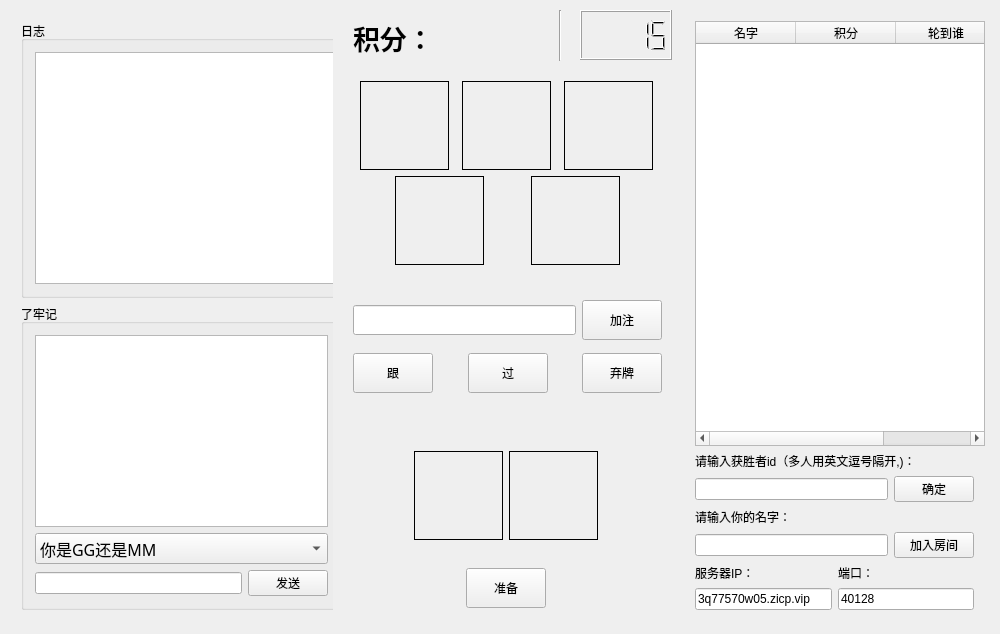
The window that single_Client/poker_client.ui (Sakuramw/multiplePoker) describes before a commit, drawn with Qt 5.
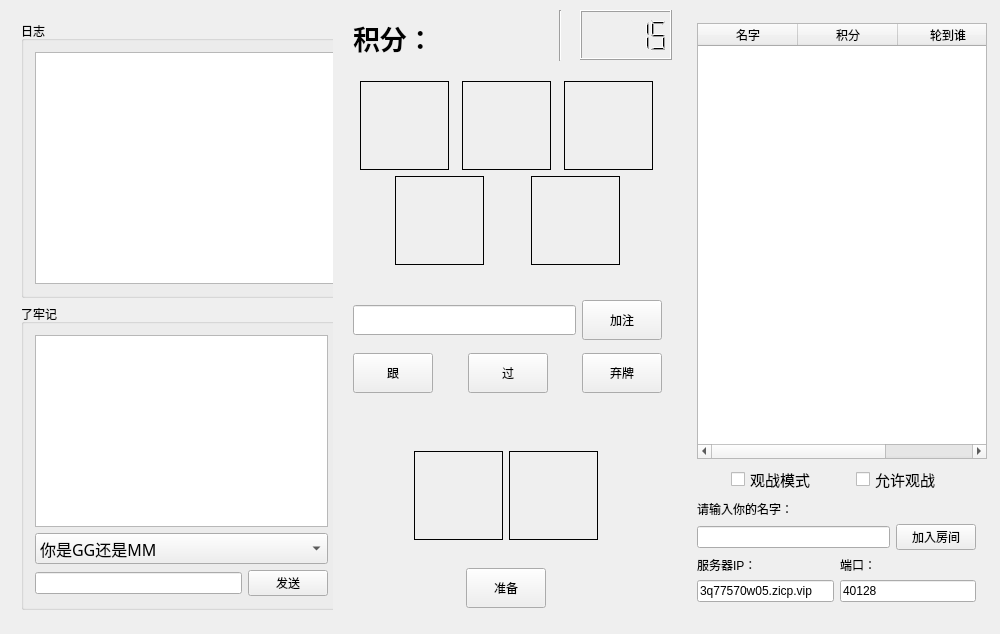
The same window after the commit.

```diff
--- a/single_Client/poker_client.ui
+++ b/single_Client/poker_client.ui
@@ -60,149 +60,7 @@
     <enum>Qt::Vertical</enum>
    </property>
   </widget>
-  <widget class="QWidget" name="">
-   <property name="geometry">
-    <rect>
-     <x>684</x>
-     <y>10</y>
-     <width>301</width>
-     <height>611</height>
-    </rect>
-   </property>
-   <layout class="QVBoxLayout" name="verticalLayout_10">
-    <item>
-     <widget class="QTableWidget" name="tableWidget_playerName">
-      <property name="minimumSize">
-       <size>
-        <width>290</width>
-        <height>350</height>
-       </size>
-      </property>
-      <column>
-       <property name="text">
-        <string>名字</string>
-       </property>
-      </column>
-      <column>
-       <property name="text">
-        <string>积分</string>
-       </property>
-      </column>
-      <column>
-       <property name="text">
-        <string>轮到谁</string>
-       </property>
-      </column>
-     </widget>
-    </item>
-    <item>
-     <layout class="QVBoxLayout" name="verticalLayout_9">
-      <item>
-       <widget class="QLabel" name="label_winner">
-        <property name="text">
-         <string>请输入获胜者id（多人用英文逗号隔开,)：</string>
-        </property>
-        <property name="wordWrap">
-         <bool>true</bool>
-        </property>
-       </widget>
-      </item>
-      <item>
-       <layout class="QHBoxLayout" name="horizontalLayout_11">
-        <item>
-         <widget class="QLineEdit" name="lineEdit_winner"/>
-        </item>
-        <item>
-         <widget class="QPushButton" name="pushButton_winner">
-          <property name="text">
-           <string>确定</string>
-          </property>
-         </widget>
-        </item>
-       </layout>
-      </item>
-     </layout>
-    </item>
-    <item>
-     <layout class="QVBoxLayout" name="verticalLayout_8">
-      <item>
-       <widget class="QLabel" name="label">
-        <property name="text">
-         <string>请输入你的名字：</string>
-        </property>
-       </widget>
-      </item>
-      <item>
-       <layout class="QHBoxLayout" name="horizontalLayout_12">
-        <item>
-         <widget class="QLineEdit" name="lineEdit_name"/>
-        </item>
-        <item>
-         <widget class="QPushButton" name="pushButton_join">
-          <property name="text">
-           <string>加入房间</string>
-          </property>
-         </widget>
-        </item>
-       </layout>
-      </item>
-     </layout>
-    </item>
-    <item>
-     <layout class="QHBoxLayout" name="horizontalLayout_13">
-      <item>
-       <layout class="QVBoxLayout" name="verticalLayout_6">
-        <item>
-         <widget class="QLabel" name="label_ip">
-          <property name="text">
-           <string>服务器IP：</string>
-          </property>
-         </widget>
-        </item>
-        <item>
-         <widget class="QLineEdit" name="lineEdit_ip">
-          <property name="sizePolicy">
-           <sizepolicy hsizetype="Expanding" vsizetype="Fixed">
-            <horstretch>2</horstretch>
-            <verstretch>0</verstretch>
-           </sizepolicy>
-          </property>
-          <property name="text">
-           <string>3q77570w05.zicp.vip</string>
-          </property>
-         </widget>
-        </item>
-       </layout>
-      </item>
-      <item>
-       <layout class="QVBoxLayout" name="verticalLayout_7">
-        <item>
-         <widget class="QLabel" name="label_port">
-          <property name="text">
-           <string>端口：</string>
-          </property>
-         </widget>
-        </item>
-        <item>
-         <widget class="QLineEdit" name="lineEdit_port">
-          <property name="sizePolicy">
-           <sizepolicy hsizetype="Expanding" vsizetype="Fixed">
-            <horstretch>1</horstretch>
-            <verstretch>0</verstretch>
-           </sizepolicy>
-          </property>
-          <property name="text">
-           <string>40128</string>
-          </property>
-         </widget>
-        </item>
-       </layout>
-      </item>
-     </layout>
-    </item>
-   </layout>
-  </widget>
-  <widget class="QWidget" name="">
+  <widget class="QWidget" name="layoutWidget">
    <property name="geometry">
     <rect>
      <x>342</x>
@@ -262,7 +120,7 @@
     </item>
    </layout>
   </widget>
-  <widget class="QWidget" name="">
+  <widget class="QWidget" name="layoutWidget1">
    <property name="geometry">
     <rect>
      <x>10</x>
@@ -494,7 +352,7 @@
     </item>
    </layout>
   </widget>
-  <widget class="QWidget" name="">
+  <widget class="QWidget" name="layoutWidget2">
    <property name="geometry">
     <rect>
      <x>340</x>
@@ -862,7 +720,7 @@
     </item>
    </layout>
   </widget>
-  <widget class="QWidget" name="">
+  <widget class="QWidget" name="layoutWidget3">
    <property name="geometry">
     <rect>
      <x>342</x>
@@ -985,6 +843,184 @@
     </item>
    </layout>
   </widget>
+  <widget class="QWidget" name="layoutWidget">
+   <property name="geometry">
+    <rect>
+     <x>686</x>
+     <y>12</y>
+     <width>301</width>
+     <height>601</height>
+    </rect>
+   </property>
+   <layout class="QVBoxLayout" name="verticalLayout_9">
+    <item>
+     <widget class="QTableWidget" name="tableWidget_playerName">
+      <property name="minimumSize">
+       <size>
+        <width>290</width>
+        <height>350</height>
+       </size>
+      </property>
+      <column>
+       <property name="text">
+        <string>名字</string>
+       </property>
+      </column>
+      <column>
+       <property name="text">
+        <string>积分</string>
+       </property>
+      </column>
+      <column>
+       <property name="text">
+        <string>轮到谁</string>
+       </property>
+      </column>
+     </widget>
+    </item>
+    <item>
+     <layout class="QHBoxLayout" name="horizontalLayout_10">
+      <item>
+       <widget class="QCheckBox" name="checkBox_watchMod">
+        <property name="sizePolicy">
+         <sizepolicy hsizetype="Fixed" vsizetype="Fixed">
+          <horstretch>0</horstretch>
+          <verstretch>0</verstretch>
+         </sizepolicy>
+        </property>
+        <property name="font">
+         <font>
+          <pointsize>11</pointsize>
+         </font>
+        </property>
+        <property name="text">
+         <string>观战模式</string>
+        </property>
+        <property name="iconSize">
+         <size>
+          <width>16</width>
+          <height>16</height>
+         </size>
+        </property>
+        <property name="checked">
+         <bool>false</bool>
+        </property>
+        <property name="tristate">
+         <bool>false</bool>
+        </property>
+       </widget>
+      </item>
+      <item>
+       <widget class="QCheckBox" name="checkBox_watchEnable">
+        <property name="sizePolicy">
+         <sizepolicy hsizetype="Fixed" vsizetype="Fixed">
+          <horstretch>0</horstretch>
+          <verstretch>0</verstretch>
+         </sizepolicy>
+        </property>
+        <property name="font">
+         <font>
+          <pointsize>11</pointsize>
+         </font>
+        </property>
+        <property name="text">
+         <string>允许观战</string>
+        </property>
+        <property name="checkable">
+         <bool>false</bool>
+        </property>
+        <property name="checked">
+         <bool>false</bool>
+        </property>
+       </widget>
+      </item>
+     </layout>
+    </item>
+    <item>
+     <layout class="QVBoxLayout" name="verticalLayout_8">
+      <item>
+       <widget class="QLabel" name="label">
+        <property name="text">
+         <string>请输入你的名字：</string>
+        </property>
+       </widget>
+      </item>
+      <item>
+       <layout class="QHBoxLayout" name="horizontalLayout_12">
+        <item>
+         <widget class="QLineEdit" name="lineEdit_name"/>
+        </item>
+        <item>
+         <widget class="QPushButton" name="pushButton_join">
+          <property name="text">
+           <string>加入房间</string>
+          </property>
+         </widget>
+        </item>
+       </layout>
+      </item>
+     </layout>
+    </item>
+    <item>
+     <layout class="QHBoxLayout" name="horizontalLayout_13">
+      <item>
+       <layout class="QVBoxLayout" name="verticalLayout_6">
+        <item>
+         <widget class="QLabel" name="label_ip">
+          <property name="text">
+           <string>服务器IP：</string>
+          </property>
+         </widget>
+        </item>
+        <item>
+         <widget class="QLineEdit" name="lineEdit_ip">
+          <property name="sizePolicy">
+           <sizepolicy hsizetype="Expanding" vsizetype="Fixed">
+            <horstretch>2</horstretch>
+            <verstretch>0</verstretch>
+           </sizepolicy>
+          </property>
+          <property name="text">
+           <string>3q77570w05.zicp.vip</string>
+          </property>
+         </widget>
+        </item>
+       </layout>
+      </item>
+      <item>
+       <layout class="QVBoxLayout" name="verticalLayout_7">
+        <item>
+         <widget class="QLabel" name="label_port">
+          <property name="text">
+           <string>端口：</string>
+          </property>
+         </widget>
+        </item>
+        <item>
+         <widget class="QLineEdit" name="lineEdit_port">
+          <property name="sizePolicy">
+           <sizepolicy hsizetype="Expanding" vsizetype="Fixed">
+            <horstretch>1</horstretch>
+            <verstretch>0</verstretch>
+           </sizepolicy>
+          </property>
+          <property name="text">
+           <string>40128</string>
+          </property>
+         </widget>
+        </item>
+       </layout>
+      </item>
+     </layout>
+    </item>
+   </layout>
+  </widget>
+  <zorder>layoutWidget</zorder>
+  <zorder>layoutWidget1</zorder>
+  <zorder>layoutWidget2</zorder>
+  <zorder>layoutWidget3</zorder>
+  <zorder>widget_pCard</zorder>
+  <zorder>layoutWidget</zorder>
   <zorder>lcdNumber_countDown</zorder>
   <zorder>label_score</zorder>
   <zorder>line</zorder>
```
Left out of the diff: 1 changed line with no effect on the pictures.
